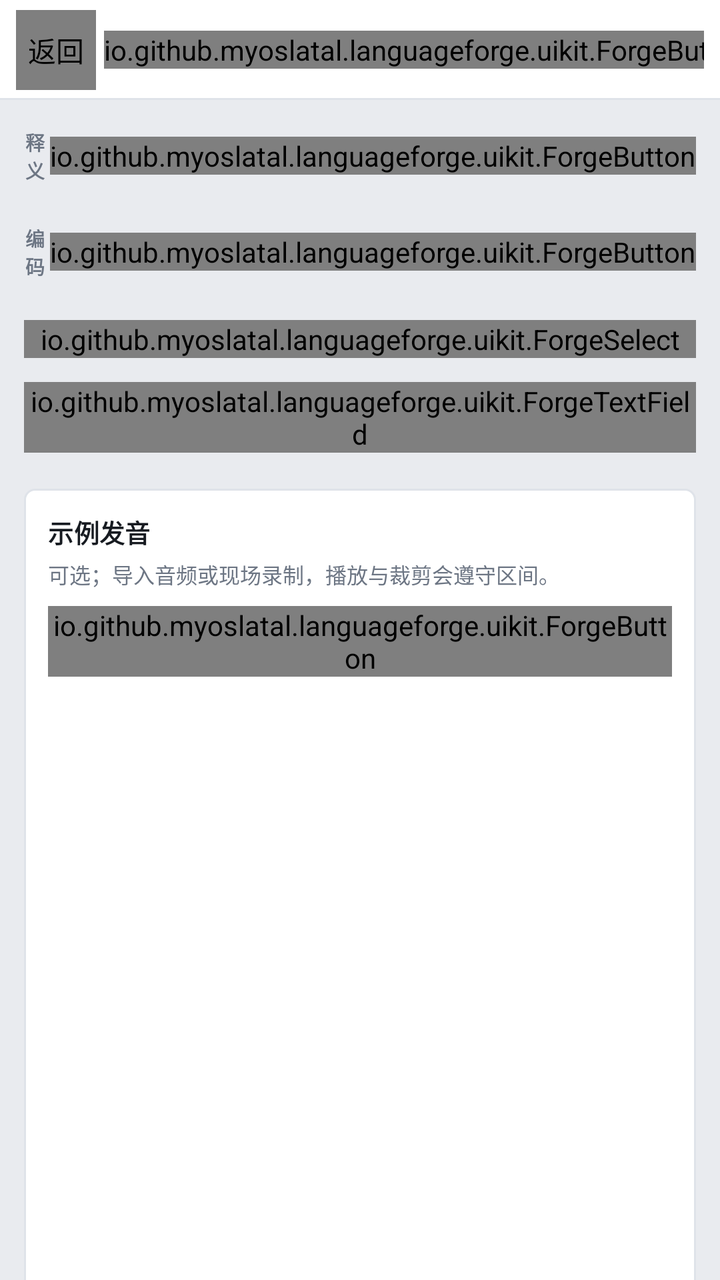
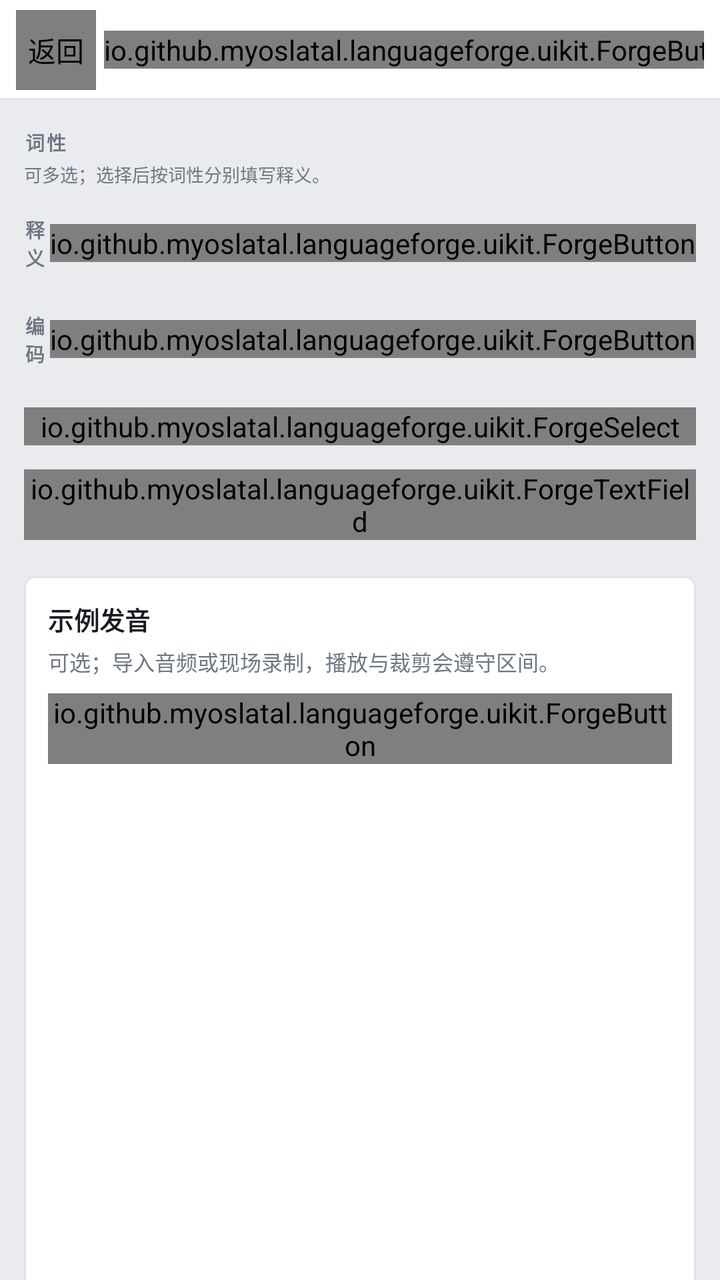

The first picture is an Android layout as it rendered before a commit; the second is the same layout after the commit. The layout source and the unified diff follow.
<!-- AndroidManifest.xml: application theme Theme.NostongueForge -->
<!-- res/layout/activity_vocabulary_editor.xml -->
<?xml version="1.0" encoding="utf-8"?>
<LinearLayout xmlns:android="http://schemas.android.com/apk/res/android"
    xmlns:app="http://schemas.android.com/apk/res-auto"
    android:id="@+id/vocab_editor_root"
    android:layout_width="match_parent"
    android:layout_height="match_parent"
    android:background="@color/forge_bg"
    android:orientation="vertical">

    <LinearLayout
        android:id="@+id/vocab_editor_topbar"
        android:layout_width="match_parent"
        android:layout_height="wrap_content"
        android:background="@drawable/forge_bg_topbar"
        android:orientation="vertical">

        <LinearLayout
            android:id="@+id/vocab_editor_topbar_row"
            android:layout_width="match_parent"
            android:layout_height="50dp"
            android:gravity="center_vertical"
            android:orientation="horizontal"
            android:paddingStart="8dp"
            android:paddingEnd="8dp">

            <io.github.myoslatal.languageforge.uikit.ForgeButton
                android:id="@+id/btn_vocab_back"
                android:layout_width="40dp"
                android:layout_height="40dp"
                android:contentDescription="返回"
                app:forgeIcon="@drawable/forge_ic_back"
                app:forgeVariant="ghost" />

            <TextView
                android:id="@+id/vocab_editor_title"
                style="@style/Forge.Text.Brand"
                android:layout_width="0dp"
                android:layout_height="wrap_content"
                android:layout_marginStart="4dp"
                android:layout_weight="1"
                android:includeFontPadding="false"
                android:maxLines="1"
                android:text="新建词汇" />

            <io.github.myoslatal.languageforge.uikit.ForgeButton
                android:id="@+id/btn_vocab_save"
                android:layout_width="wrap_content"
                android:layout_height="wrap_content"
                android:text="保存"
                app:forgeVariant="primary" />
        </LinearLayout>
    </LinearLayout>

    <ScrollView
        android:id="@+id/vocab_editor_scroll"
        android:layout_width="match_parent"
        android:layout_height="0dp"
        android:layout_weight="1"
        android:clipToPadding="true"
        android:fillViewport="false"
        android:overScrollMode="ifContentScrolls"
        android:scrollbars="none">

        <LinearLayout
            android:id="@+id/vocab_editor_content"
            android:layout_width="match_parent"
            android:layout_height="wrap_content"
            android:orientation="vertical"
            android:paddingStart="12dp"
            android:paddingTop="14dp"
            android:paddingEnd="12dp"
            android:paddingBottom="24dp">

            <LinearLayout
                android:layout_width="match_parent"
                android:layout_height="wrap_content"
                android:gravity="center_vertical"
                android:orientation="horizontal">

                <TextView
                    style="@style/Forge.Text.SectionTitle"
                    android:layout_width="0dp"
                    android:layout_height="wrap_content"
                    android:layout_weight="1"
                    android:text="释义" />

                <io.github.myoslatal.languageforge.uikit.ForgeButton
                    android:id="@+id/btn_add_meaning"
                    android:layout_width="wrap_content"
                    android:layout_height="wrap_content"
                    android:text="＋ 添加"
                    android:textSize="11sp"
                    app:forgeVariant="ghost" />
            </LinearLayout>

            <LinearLayout
                android:id="@+id/meanings_container"
                android:layout_width="match_parent"
                android:layout_height="wrap_content"
                android:layout_marginTop="6dp"
                android:orientation="vertical" />

            <LinearLayout
                android:layout_width="match_parent"
                android:layout_height="wrap_content"
                android:layout_marginTop="14dp"
                android:gravity="center_vertical"
                android:orientation="horizontal">

                <TextView
                    style="@style/Forge.Text.SectionTitle"
                    android:layout_width="0dp"
                    android:layout_height="wrap_content"
                    android:layout_weight="1"
                    android:text="编码" />

                <io.github.myoslatal.languageforge.uikit.ForgeButton
                    android:id="@+id/btn_add_code"
                    android:layout_width="wrap_content"
                    android:layout_height="wrap_content"
                    android:text="＋ 添加"
                    android:textSize="11sp"
                    app:forgeVariant="ghost" />
            </LinearLayout>

            <LinearLayout
                android:id="@+id/codes_container"
                android:layout_width="match_parent"
                android:layout_height="wrap_content"
                android:layout_marginTop="6dp"
                android:orientation="vertical" />

            <io.github.myoslatal.languageforge.uikit.ForgeSelect
                android:id="@+id/vocab_type"
                android:layout_width="match_parent"
                android:layout_height="wrap_content"
                android:layout_marginTop="14dp"
                app:forgeLabel="类型" />

            <LinearLayout
                android:id="@+id/text_container"
                android:layout_width="match_parent"
                android:layout_height="wrap_content"
                android:layout_marginTop="12dp"
                android:orientation="vertical">

                <io.github.myoslatal.languageforge.uikit.ForgeTextField
                    android:id="@+id/vocab_text"
                    android:layout_width="match_parent"
                    android:layout_height="wrap_content"
                    app:forgeLabel="文本词语"
                    app:forgeHint="例如：apple" />
            </LinearLayout>

            <LinearLayout
                android:id="@+id/unicode_container"
                android:layout_width="match_parent"
                android:layout_height="wrap_content"
                android:layout_marginTop="12dp"
                android:orientation="vertical"
                android:visibility="gone">

                <LinearLayout
                    android:layout_width="match_parent"
                    android:layout_height="wrap_content"
                    android:gravity="center_vertical"
                    android:orientation="horizontal">

                    <TextView
                        style="@style/Forge.Text.SectionTitle"
                        android:layout_width="0dp"
                        android:layout_height="wrap_content"
                        android:layout_weight="1"
                        android:text="Unicode 码点" />

                    <io.github.myoslatal.languageforge.uikit.ForgeButton
                        android:id="@+id/btn_add_codepoint"
                        android:layout_width="wrap_content"
                        android:layout_height="wrap_content"
                        android:text="＋ 添加"
                        android:textSize="11sp"
                        app:forgeVariant="ghost" />
                </LinearLayout>

                <LinearLayout
                    android:id="@+id/codepoints_container"
                    android:layout_width="match_parent"
                    android:layout_height="wrap_content"
                    android:layout_marginTop="6dp"
                    android:orientation="vertical" />

                <TextView
                    android:id="@+id/unicode_preview"
                    style="@style/Forge.Text.Hint"
                    android:layout_width="match_parent"
                    android:layout_height="wrap_content"
                    android:layout_marginTop="6dp"
                    android:text="预览：—" />
            </LinearLayout>

            <LinearLayout
                android:id="@+id/combo_container"
                android:layout_width="match_parent"
                android:layout_height="wrap_content"
                android:layout_marginTop="12dp"
                android:orientation="vertical"
                android:visibility="gone">

                <LinearLayout
                    android:layout_width="match_parent"
                    android:layout_height="wrap_content"
                    android:gravity="center_vertical"
                    android:orientation="horizontal">

                    <TextView
                        style="@style/Forge.Text.SectionTitle"
                        android:layout_width="0dp"
                        android:layout_height="wrap_content"
                        android:layout_weight="1"
                        android:text="组合部分" />

                    <io.github.myoslatal.languageforge.uikit.ForgeButton
                        android:id="@+id/btn_pick_parts"
                        android:layout_width="wrap_content"
                        android:layout_height="wrap_content"
                        android:text="选择词汇"
                        android:textSize="11sp"
                        app:forgeVariant="default" />
                </LinearLayout>

                <LinearLayout
                    android:id="@+id/combo_selected"
                    android:layout_width="match_parent"
                    android:layout_height="wrap_content"
                    android:layout_marginTop="6dp"
                    android:orientation="vertical" />

                <TextView
                    android:id="@+id/combo_preview"
                    style="@style/Forge.Text.Hint"
                    android:layout_width="match_parent"
                    android:layout_height="wrap_content"
                    android:layout_marginTop="6dp"
                    android:text="已选 0 个部分（至少 2 个）" />
            </LinearLayout>

            <LinearLayout
                android:id="@+id/image_container"
                android:layout_width="match_parent"
                android:layout_height="wrap_content"
                android:layout_marginTop="12dp"
                android:background="@drawable/forge_bg_card"
                android:orientation="vertical"
                android:padding="12dp"
                android:visibility="gone">

                <TextView
                    android:id="@+id/image_hint"
                    style="@style/Forge.Text.Hint"
                    android:layout_width="match_parent"
                    android:layout_height="wrap_content"
                    android:text="导入图片或手绘文字；图片会保存为项目资源。" />

                <LinearLayout
                    android:id="@+id/image_empty_actions"
                    android:layout_width="match_parent"
                    android:layout_height="wrap_content"
                    android:layout_marginTop="8dp"
                    android:orientation="horizontal">

                    <io.github.myoslatal.languageforge.uikit.ForgeButton
                        android:id="@+id/btn_import_image"
                        android:layout_width="wrap_content"
                        android:layout_height="wrap_content"
                        android:text="导入图片"
                        android:textSize="11sp"
                        app:forgeVariant="default" />

                    <io.github.myoslatal.languageforge.uikit.ForgeButton
                        android:id="@+id/btn_draw_image"
                        android:layout_width="wrap_content"
                        android:layout_height="wrap_content"
                        android:layout_marginStart="6dp"
                        android:text="手绘文字"
                        android:textSize="11sp"
                        app:forgeVariant="default" />
                </LinearLayout>

                <LinearLayout
                    android:id="@+id/image_preview_box"
                    android:layout_width="match_parent"
                    android:layout_height="wrap_content"
                    android:orientation="vertical"
                    android:visibility="gone">

                    <ImageView
                        android:id="@+id/image_preview"
                        android:layout_width="match_parent"
                        android:layout_height="180dp"
                        android:layout_marginTop="8dp"
                        android:background="@color/forge_panel2"
                        android:contentDescription="自定义文字预览"
                        android:scaleType="fitCenter" />

                    <TextView
                        android:id="@+id/image_size"
                        style="@style/Forge.Text.Tiny"
                        android:layout_width="match_parent"
                        android:layout_height="wrap_content"
                        android:layout_marginTop="4dp"
                        android:text="0 × 0 px" />

                    <LinearLayout
                        android:layout_width="match_parent"
                        android:layout_height="wrap_content"
                        android:layout_marginTop="8dp"
                        android:orientation="horizontal">

                        <io.github.myoslatal.languageforge.uikit.ForgeButton
                            android:id="@+id/btn_reimport_image"
                            android:layout_width="wrap_content"
                            android:layout_height="wrap_content"
                            android:text="重新导入"
                            android:textSize="11sp"
                            app:forgeVariant="ghost" />

                        <io.github.myoslatal.languageforge.uikit.ForgeButton
                            android:id="@+id/btn_redraw_image"
                            android:layout_width="wrap_content"
                            android:layout_height="wrap_content"
                            android:layout_marginStart="4dp"
                            android:text="重新绘制"
                            android:textSize="11sp"
                            app:forgeVariant="ghost" />

                        <io.github.myoslatal.languageforge.uikit.ForgeButton
                            android:id="@+id/btn_remove_image"
                            android:layout_width="wrap_content"
                            android:layout_height="wrap_content"
                            android:layout_marginStart="4dp"
                            android:text="移除"
                            android:textSize="11sp"
                            app:forgeVariant="ghost" />
                    </LinearLayout>
                </LinearLayout>
            </LinearLayout>

            <LinearLayout
                android:id="@+id/audio_container"
                android:layout_width="match_parent"
                android:layout_height="wrap_content"
                android:layout_marginTop="18dp"
                android:background="@drawable/forge_bg_card"
                android:orientation="vertical"
                android:padding="12dp">

                <TextView
                    style="@style/Forge.Text.Brand"
                    android:layout_width="match_parent"
                    android:layout_height="wrap_content"
                    android:text="示例发音" />

                <TextView
                    android:id="@+id/audio_hint"
                    style="@style/Forge.Text.Hint"
                    android:layout_width="match_parent"
                    android:layout_height="wrap_content"
                    android:layout_marginTop="4dp"
                    android:text="可选；导入音频或现场录制，播放与裁剪会遵守区间。" />

                <LinearLayout
                    android:id="@+id/audio_empty_actions"
                    android:layout_width="match_parent"
                    android:layout_height="wrap_content"
                    android:layout_marginTop="8dp"
                    android:orientation="horizontal">

                    <io.github.myoslatal.languageforge.uikit.ForgeButton
                        android:id="@+id/btn_import_audio"
                        android:layout_width="wrap_content"
                        android:layout_height="wrap_content"
                        android:text="导入音频"
                        android:textSize="11sp"
                        app:forgeVariant="default" />

                    <io.github.myoslatal.languageforge.uikit.ForgeButton
                        android:id="@+id/btn_record_audio"
                        android:layout_width="wrap_content"
                        android:layout_height="wrap_content"
                        android:layout_marginStart="6dp"
                        android:text="录制音频"
                        android:textSize="11sp"
                        app:forgeVariant="default" />
                </LinearLayout>

                <LinearLayout
                    android:id="@+id/audio_ready_box"
                    android:layout_width="match_parent"
                    android:layout_height="wrap_content"
                    android:orientation="vertical"
                    android:visibility="gone">

                    <TextView
                        android:id="@+id/audio_name"
                        style="@style/Forge.Text.Tiny"
                        android:layout_width="match_parent"
                        android:layout_height="wrap_content"
                        android:layout_marginTop="6dp"
                        android:text="audio.m4a" />

                    <TextView
                        android:id="@+id/audio_duration"
                        style="@style/Forge.Text.Hint"
                        android:layout_width="match_parent"
                        android:layout_height="wrap_content"
                        android:layout_marginTop="2dp"
                        android:text="时长：0.0s" />

                    <LinearLayout
                        android:layout_width="match_parent"
                        android:layout_height="wrap_content"
                        android:layout_marginTop="6dp"
                        android:orientation="horizontal">

                        <io.github.myoslatal.languageforge.uikit.ForgeButton
                            android:id="@+id/btn_play_audio"
                            android:layout_width="wrap_content"
                            android:layout_height="wrap_content"
                            android:text="播放"
                            android:textSize="11sp"
                            app:forgeVariant="on" />

                        <io.github.myoslatal.languageforge.uikit.ForgeButton
                            android:id="@+id/btn_remove_audio"
                            android:layout_width="wrap_content"
                            android:layout_height="wrap_content"
                            android:layout_marginStart="4dp"
                            android:text="移除"
                            android:textSize="11sp"
                            app:forgeVariant="ghost" />

                        <io.github.myoslatal.languageforge.uikit.ForgeButton
                            android:id="@+id/btn_reimport_audio"
                            android:layout_width="wrap_content"
                            android:layout_height="wrap_content"
                            android:layout_marginStart="4dp"
                            android:text="重新导入"
                            android:textSize="11sp"
                            app:forgeVariant="ghost" />

                        <io.github.myoslatal.languageforge.uikit.ForgeButton
                            android:id="@+id/btn_rerecord_audio"
                            android:layout_width="wrap_content"
                            android:layout_height="wrap_content"
                            android:layout_marginStart="4dp"
                            android:text="重录"
                            android:textSize="11sp"
                            app:forgeVariant="ghost" />
                    </LinearLayout>

                    <LinearLayout
                        android:id="@+id/audio_trim_box"
                        android:layout_width="match_parent"
                        android:layout_height="wrap_content"
                        android:layout_marginTop="8dp"
                        android:orientation="vertical">

                        <TextView
                            android:id="@+id/audio_start_label"
                            style="@style/Forge.Text.Tiny"
                            android:layout_width="match_parent"
                            android:layout_height="wrap_content"
                            android:text="开始：0.0s" />

                        <SeekBar
                            android:id="@+id/audio_start_seek"
                            android:layout_width="match_parent"
                            android:layout_height="wrap_content"
                            android:max="1000"
                            android:progress="0" />

                        <TextView
                            android:id="@+id/audio_end_label"
                            style="@style/Forge.Text.Tiny"
                            android:layout_width="match_parent"
                            android:layout_height="wrap_content"
                            android:text="结束：0.0s" />

                        <SeekBar
                            android:id="@+id/audio_end_seek"
                            android:layout_width="match_parent"
                            android:layout_height="wrap_content"
                            android:max="1000"
                            android:progress="1000" />

                        <TextView
                            android:id="@+id/audio_range_text"
                            style="@style/Forge.Text.Hint"
                            android:layout_width="match_parent"
                            android:layout_height="wrap_content"
                            android:text="区间：0.0 – 0.0s / 0.0s" />

                        <io.github.myoslatal.languageforge.uikit.ForgeButton
                            android:id="@+id/btn_preview_audio"
                            android:layout_width="wrap_content"
                            android:layout_height="wrap_content"
                            android:layout_marginTop="4dp"
                            android:text="试听裁剪"
                            android:textSize="11sp"
                            app:forgeVariant="ghost" />
                    </LinearLayout>
                </LinearLayout>
            </LinearLayout>
        </LinearLayout>
    </ScrollView>
</LinearLayout>
<!-- resources referenced by this layout -->
<resources>
  <color name="forge_bg">#E9EBEF</color>
  <color name="forge_panel2">#F6F7F9</color>
  <!-- drawable forge_bg_card (drawable) -->
  <?xml version="1.0" encoding="utf-8"?>
  <shape xmlns:android="http://schemas.android.com/apk/res/android" android:shape="rectangle">
      <solid android:color="@color/forge_panel" />
      <stroke android:width="1dp" android:color="@color/forge_line" />
      <corners android:radius="@dimen/forge_radius" />
  </shape>
  <!-- drawable forge_bg_topbar (drawable) -->
  <?xml version="1.0" encoding="utf-8"?>
  <layer-list xmlns:android="http://schemas.android.com/apk/res/android">
      <item><shape android:shape="rectangle"><solid android:color="@color/forge_panel" /></shape></item>
      <item android:gravity="bottom" android:height="1dp"><shape android:shape="rectangle"><solid android:color="@color/forge_line" /></shape></item>
  </layer-list>
  <!-- drawable forge_ic_back (drawable) -->
  <?xml version="1.0" encoding="utf-8"?>
  <vector xmlns:android="http://schemas.android.com/apk/res/android"
      android:width="24dp" android:height="24dp"
      android:viewportWidth="24" android:viewportHeight="24">
      <path android:pathData="M15,5 L8,12 L15,19"
          android:strokeColor="@color/forge_muted" android:strokeWidth="1.7"
          android:strokeLineCap="round" android:strokeLineJoin="round"
          android:fillColor="@android:color/transparent" />
  </vector>
  <style name="Forge.Text.Brand" parent="Forge.Text">
          <item name="android:textSize">@dimen/forge_text_brand</item>
          <item name="android:textStyle">bold</item>
          <item name="android:letterSpacing">0.01</item>
          <item name="android:textColor">@color/forge_text</item>
      </style>
  <style name="Forge.Text.Hint" parent="Forge.Text">
          <item name="android:textSize">@dimen/forge_text_hint</item>
          <item name="android:textColor">@color/forge_muted</item>
          <item name="android:lineSpacingMultiplier">1.6</item>
      </style>
  <style name="Forge.Text.SectionTitle" parent="Forge.Text">
          <item name="android:textSize">@dimen/forge_text_section_title</item>
          <item name="android:textStyle">bold</item>
          <item name="android:letterSpacing">0.12</item>
          <item name="android:textAllCaps">true</item>
          <item name="android:textColor">@color/forge_muted</item>
      </style>
  <style name="Forge.Text.Tiny" parent="Forge.Text">
          <item name="android:textSize">@dimen/forge_text_tiny</item>
          <item name="android:textColor">@color/forge_muted</item>
      </style>
  <color name="forge_panel">#FFFFFF</color>
  <color name="forge_line">#DFE3E9</color>
  <dimen name="forge_radius">5dp</dimen>
  <color name="forge_muted">#6D7684</color>
  <style name="Forge.Text" parent="TextAppearance.AppCompat">
          <item name="android:fontFamily">sans-serif</item>
          <item name="android:textSize">@dimen/forge_text_body</item>
          <item name="android:textColor">@color/forge_text</item>
      </style>
  <dimen name="forge_text_brand">12.5sp</dimen>
  <color name="forge_text">#171B21</color>
  <dimen name="forge_text_hint">10.5sp</dimen>
  <dimen name="forge_text_section_title">9.5sp</dimen>
  <dimen name="forge_text_tiny">9sp</dimen>
  <color name="forge_accent">#2F6FEB</color>
  <color name="forge_faint">#9AA3B0</color>
  <dimen name="forge_text_body">12.5sp</dimen>
  <!-- unchanged entries left out for length: 1 -->
</resources>

<!-- the commit's change to res/layout/activity_vocabulary_editor.xml (unified diff, before → after) -->
@@ -72,8 +72,38 @@
             android:paddingBottom="24dp">
 
             <LinearLayout
-                android:layout_width="match_parent"
-                android:layout_height="wrap_content"
+                android:id="@+id/pos_section"
+                android:layout_width="match_parent"
+                android:layout_height="wrap_content"
+                android:orientation="vertical">
+
+                <TextView
+                    style="@style/Forge.Text.SectionTitle"
+                    android:layout_width="match_parent"
+                    android:layout_height="wrap_content"
+                    android:text="词性" />
+
+                <TextView
+                    android:id="@+id/pos_hint"
+                    style="@style/Forge.Text.Tiny"
+                    android:layout_width="match_parent"
+                    android:layout_height="wrap_content"
+                    android:layout_marginTop="2dp"
+                    android:text="可多选；选择后按词性分别填写释义。" />
+
+                <LinearLayout
+                    android:id="@+id/pos_options"
+                    android:layout_width="match_parent"
+                    android:layout_height="wrap_content"
+                    android:layout_marginTop="2dp"
+                    android:orientation="vertical" />
+            </LinearLayout>
+
+            <LinearLayout
+                android:id="@+id/meanings_header"
+                android:layout_width="match_parent"
+                android:layout_height="wrap_content"
+                android:layout_marginTop="12dp"
                 android:gravity="center_vertical"
                 android:orientation="horizontal">
 
